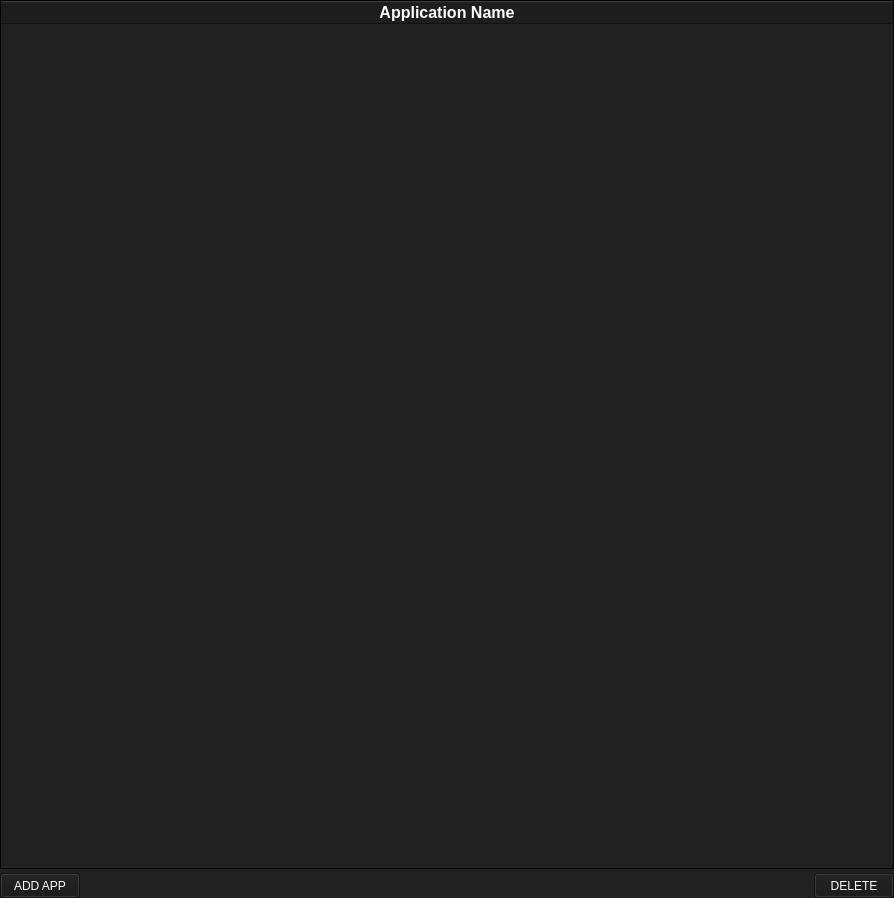
The window that ui/blockedapps.ui (HowePersonal/DistractionBlocker) describes before a commit, drawn with Qt 5.
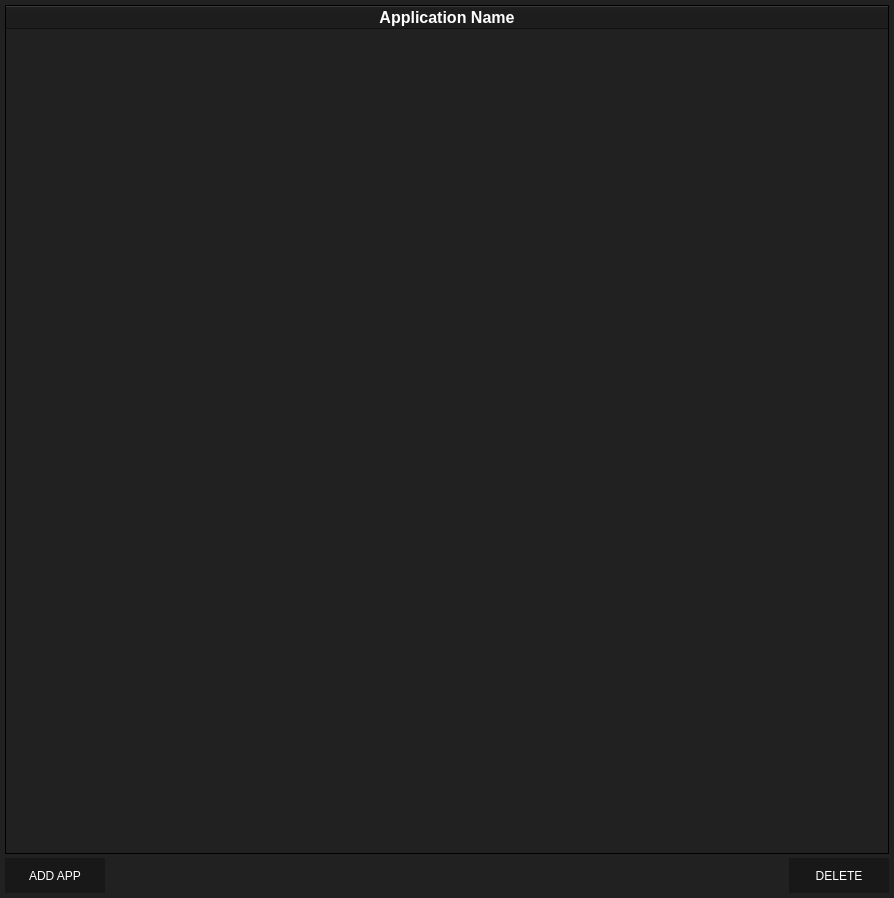
The same window after the commit.

```diff
--- a/ui/blockedapps.ui
+++ b/ui/blockedapps.ui
@@ -24,16 +24,16 @@
   </property>
   <layout class="QGridLayout" name="gridLayout">
    <property name="leftMargin">
-    <number>0</number>
+    <number>5</number>
    </property>
    <property name="topMargin">
-    <number>0</number>
+    <number>5</number>
    </property>
    <property name="rightMargin">
-    <number>0</number>
+    <number>5</number>
    </property>
    <property name="bottomMargin">
-    <number>0</number>
+    <number>5</number>
    </property>
    <property name="horizontalSpacing">
     <number>0</number>
@@ -53,14 +53,22 @@
        </property>
        <property name="minimumSize">
         <size>
-         <width>75</width>
-         <height>25</height>
+         <width>100</width>
+         <height>35</height>
         </size>
        </property>
        <property name="styleSheet">
-        <string notr="true">color: white;
-font: 75 10pt &quot;MS Shell Dlg 2&quot;;
-background-color: rgb(24,24,24);</string>
+        <string notr="true">QPushButton {
+	color: white;
+	font: 75 10pt &quot;MS Shell Dlg 2&quot;;
+	background-color: rgb(24,24,24);
+	border: 0;
+}
+
+QPushButton::hover {
+	background-color: black;
+}
+</string>
        </property>
        <property name="text">
         <string>ADD APP</string>
@@ -90,14 +98,22 @@
        </property>
        <property name="minimumSize">
         <size>
-         <width>75</width>
-         <height>25</height>
+         <width>100</width>
+         <height>35</height>
         </size>
        </property>
        <property name="styleSheet">
-        <string notr="true">color: white;
-font: 75 10pt &quot;MS Shell Dlg 2&quot;;
-background-color: rgb(24,24,24);</string>
+        <string notr="true">QPushButton {
+	color: white;
+	font: 75 10pt &quot;MS Shell Dlg 2&quot;;
+	background-color: rgb(24,24,24);
+	border: 0;
+}
+
+QPushButton::hover {
+	background-color: black;
+}
+</string>
        </property>
        <property name="text">
         <string>DELETE</string>
@@ -110,8 +126,8 @@
     <widget class="QTableWidget" name="tableWidget">
      <property name="minimumSize">
       <size>
-       <width>894</width>
-       <height>866</height>
+       <width>0</width>
+       <height>0</height>
       </size>
      </property>
      <property name="autoFillBackground">
```
